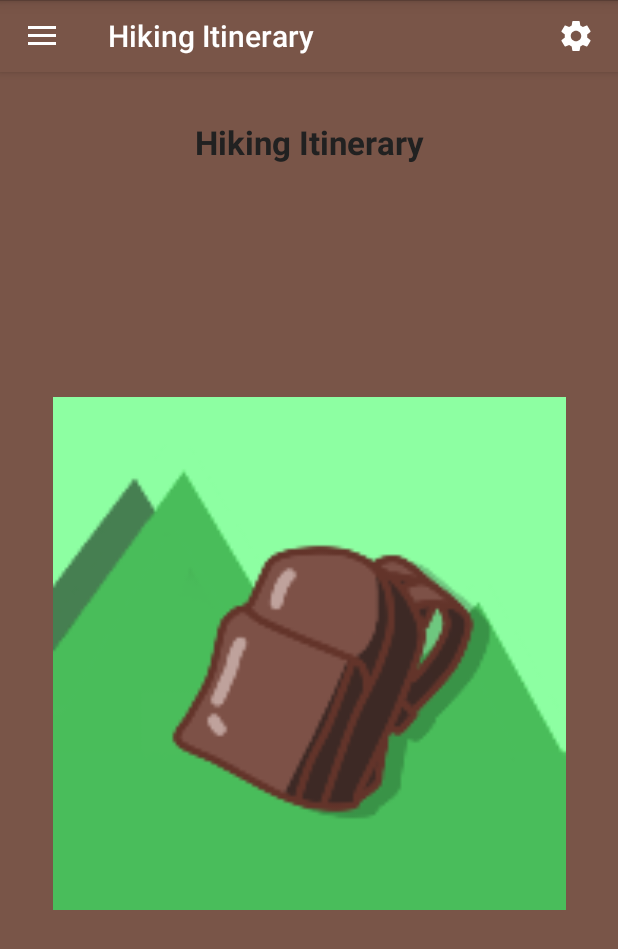
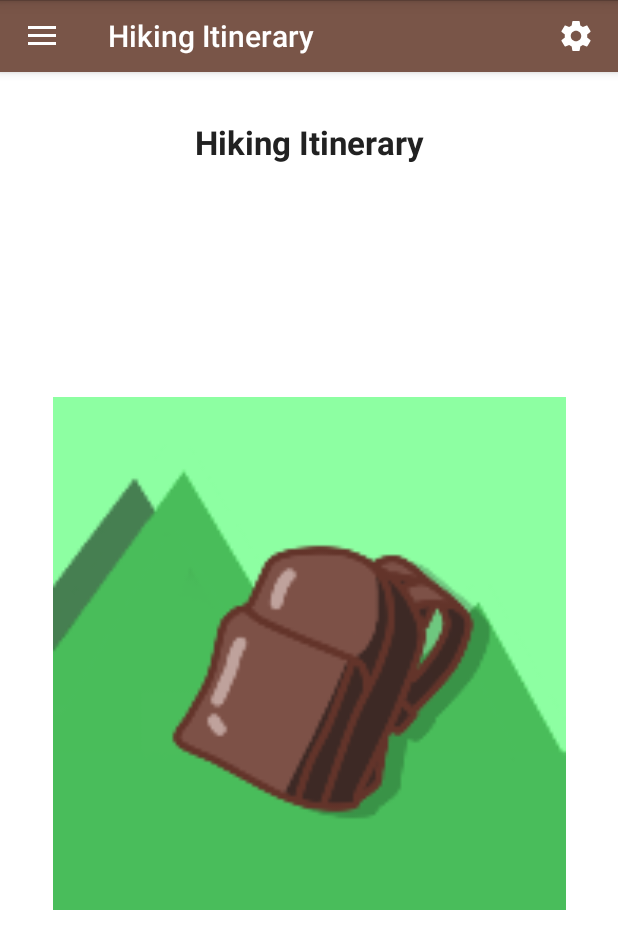
Before and after one commit to RoyceNguyen/HikingApp, an Android app: the screen it shows after launch (MainActivity), on a phone screen of 412 x 824 dp. Shown: the top 949 px of the screen. Run offline under Robolectric (Android 15) with nearby library versions, the phone set to English and light mode, and no system bars; Roboto replaces fonts that are not available here.

Commit message:
fixed a color in theme switch

```diff
--- a/app/src/main/java/com/stclaircollege/rnb/hikingapp/MainActivity.java
+++ b/app/src/main/java/com/stclaircollege/rnb/hikingapp/MainActivity.java
@@ -42,7 +42,9 @@ public class MainActivity extends AppCompatActivity
         EditFutureTripFragment.EditFutureTripListener,
         CompletedTripFragment.CompletedTripListener,
         EditCompletedTripFragment.EditCompletedTripListener,
-        SummaryFragment.SummaryListener {
+        SummaryFragment.SummaryListener,
+        ContactUsFragment.OnFragmentInteractionListener,
+        CreditsFragment.OnFragmentInteractionListener {
 
 
     //Adding FragmentManager
--- a/app/src/main/res/values/styles.xml
+++ b/app/src/main/res/values/styles.xml
@@ -14,15 +14,13 @@
     </style>
 
     <style name="HoloLightCustom" parent="@android:style/Theme.Holo.Light">
-        <item name="android:windowBackground">@color/colorPrimary</item>
+        <item name="android:windowBackground">@color/textAndIcons</item>
         <item name="android:colorBackground">@color/colorPrimaryDark</item>
         <item name="android:textColor">@color/textAndIcons</item>
     </style>
 
-
-
     <style name="HoloCustom" parent="@android:style/Theme.Holo">
-        <item name="android:windowBackground">@color/colorPrimary2</item>
+        <item name="android:windowBackground">@color/colorPrimary3</item>
         <item name="android:colorBackground">@color/colorPrimary3</item>
         <item name="android:textColor">@color/textAndIcons</item>
     </style>
```
